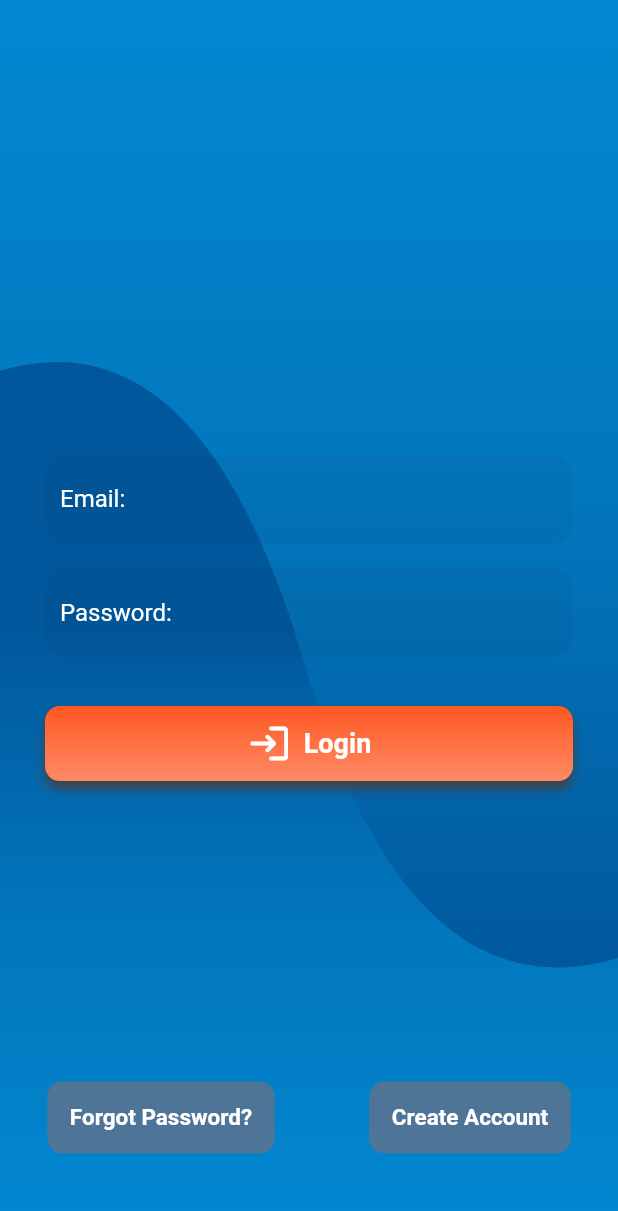
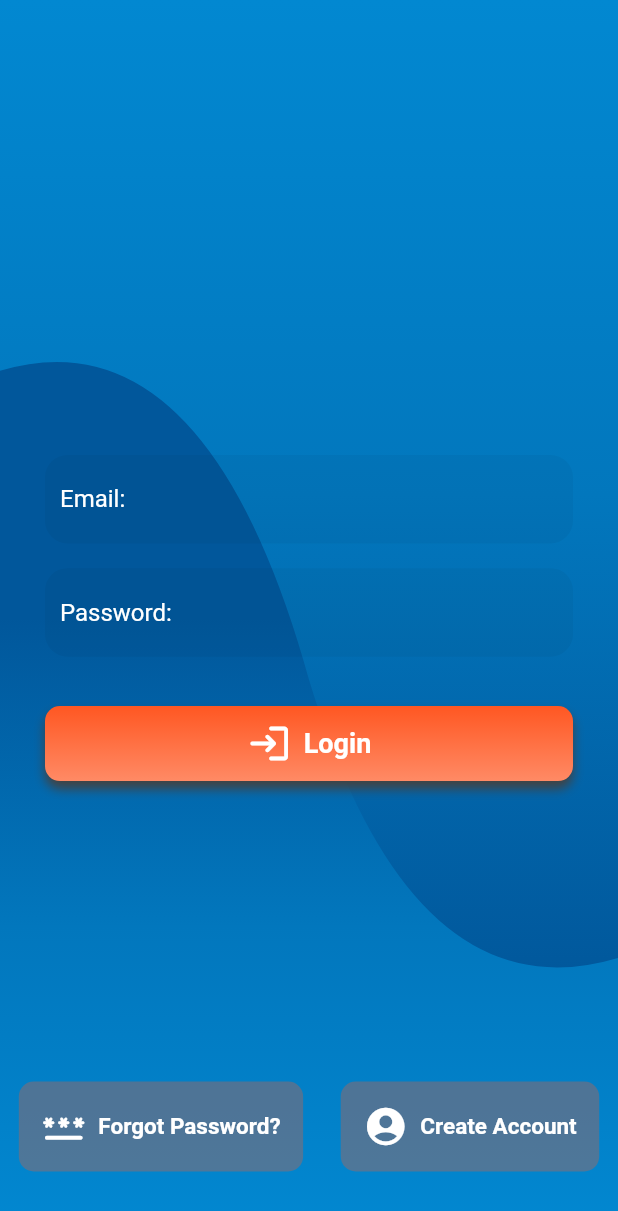
Before and after one commit to hassan1709/quoteme, a Flutter app: the screen it shows after launch, on a phone screen of 412 x 824 dp. Shown: the top 1211 px of the screen. Run offline on Flutter 3.47's test engine with Material 2 defaults, Android fonts, the phone set to English and light mode, and no system bars; our stand-ins replace email_validator.

Commit message:
Little improvements on login page

```diff
--- a/lib/views/authentication/login_screen.dart
+++ b/lib/views/authentication/login_screen.dart
@@ -108,15 +108,18 @@ class _LoginScreenState extends State<LoginScreen> {
                 child: Row(
                   mainAxisAlignment: MainAxisAlignment.spaceAround,
                   children: <Widget>[
-                    TextButton(
+                    TextButton.icon(
                       onPressed: () {},
-                      child: Text('Forgot Password?'),
+                      icon: Icon(Icons.password_rounded),
+                      label: Text('Forgot Password?'),
                     ),
-                    TextButton(
+                    TextButton.icon(
                       onPressed: () {
                         Navigator.pushNamed(context, CreateAccount.routeName);
                       },
-                      child: Text('Create Account'),
+                      icon: Icon(Icons.account_circle_rounded),
+                      label: Text('Create Account'),
+                      //child: Text('Create Account'),
                     )
                   ],
                 ),
--- a/pubspec.yaml
+++ b/pubspec.yaml
@@ -25,6 +25,9 @@ dependencies:
     sdk: flutter
   email_validator: ^2.0.1
   provider: ^5.0.0
+  amplify_flutter: ^0.2.0
+  amplify_auth_cognito: ^0.2.0
+  amplify_analytics_pinpoint: ^0.2.0
 
 
   # The following adds the Cupertino Icons font to your application.
```
Also changed, not shown: pubspec.lock.
